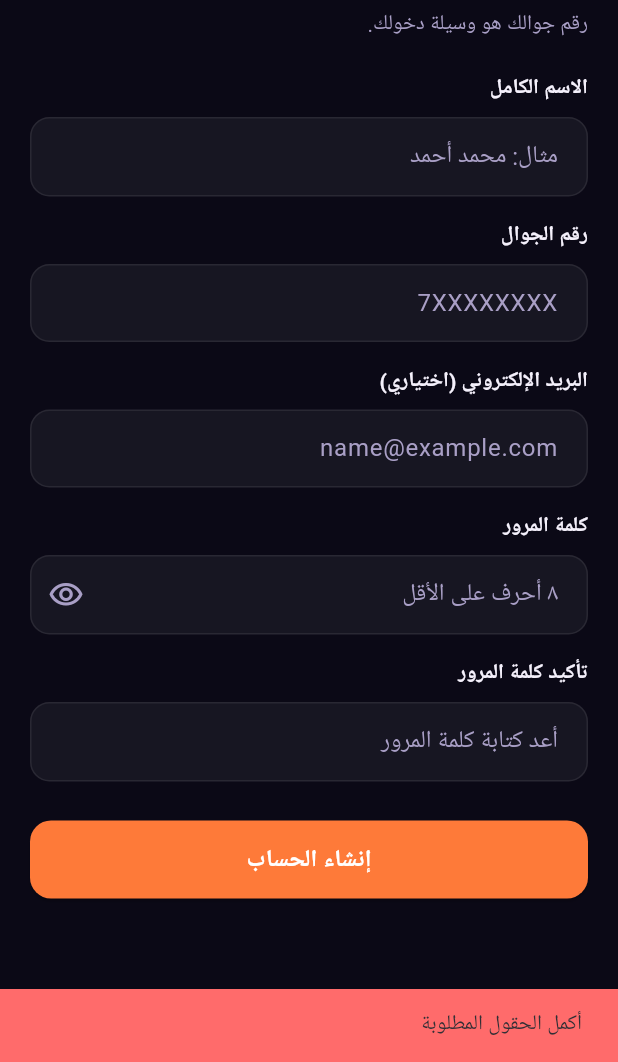
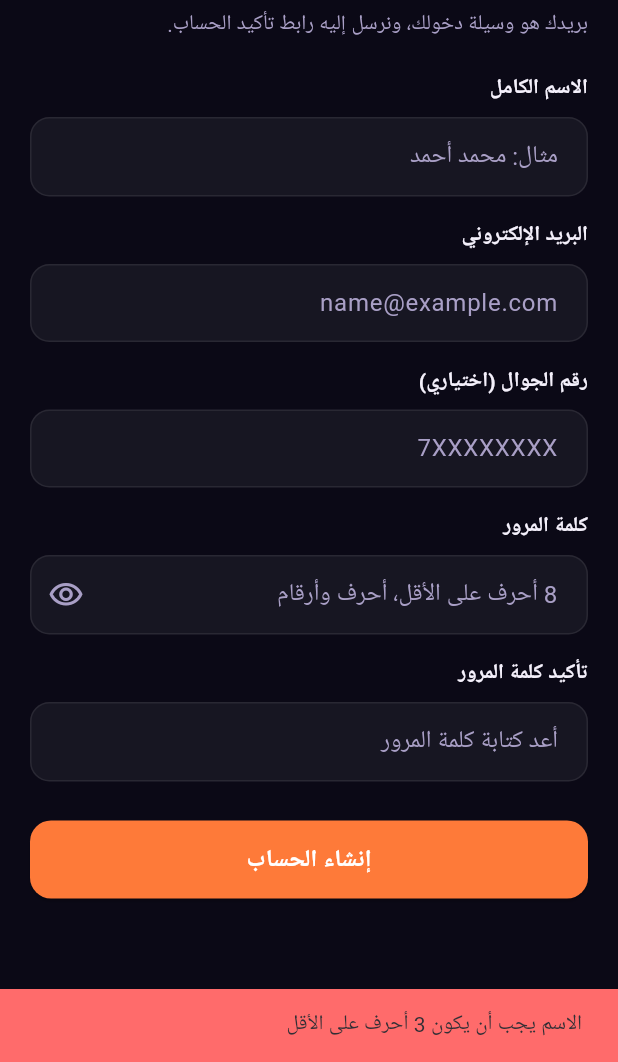
Before and after one commit to forjob12a-ai/yemen-top-app, a Flutter app: the RegisterScreen screen opened directly, after a tap on "إنشاء الحساب", on a phone screen of 412 x 824 dp, the part 174-1236 px from its top. Run offline on Flutter 3.47's test engine with Material 3 defaults, Android fonts, the phone set to English and light mode, and no system bars; our stand-ins replace cached_network_image, google_fonts, lottie, shared_preferences; accounts and stored records are empty; network calls fail; Roboto replaces fonts that are missing (Cairo, Tajawal).

Commit message:
التطبيق — الخطوة 1: التسجيل بالبريد مثل الموقع، والدخول بالبريد أو الجوال
بطلب علوش 2026-11-17 («ابد الخطوه 1»). عنوان الـ API في الإعدادات هو https://yemen-top.com/api.

- التسجيل: البريد مطلوب، والجوال اختياري ويُرسل فقط إن كُتب (كما يطلبه الخادم منذ الآن).
- شاشة التسجيل تطبّق قواعد الخادم قبل الإرسال: الاسم 3 أحرف فأكثر، بريد صالح، جوال يمني 9 أرقام يبدأ بـ 7 إن كُتب، كلمة مرور 8 أحرف فأكثر، وتأكيد مطابق.
- بعد التسجيل إن أُرسل رابط التأكيد تظهر رسالة توضح أنه مطلوب قبل الشراء.
- الدخول: حقل واحد للبريد أو الجوال، ويُرسل بمفتاح login كما يقبله الخادم.

ما يجب أن تختبره على Galaxy Note 9:
- سجّل حساباً جديداً ببريد حقيقي بلا جوال: يصل رابط التأكيد إلى البريد، وتظهر رسالة التأكيد.
- سجّل حساباً ببريد وجوال: يُقبل.
- ادخل بالبريد، ثم بالجوال، بكلمة المرور نفسها.
- جرّب بريداً خاطئاً أو جوالاً لا يبدأ بـ 7: تظهر رسالة التحقق قبل الإرسال.

Co-Authored-By: Claude Haiku 5.5 <noreply@anthropic.com>
Claude-Session: https://claude.ai/code/session_01HyTvd6EMCMcrh3VG7kdaa6

```diff
--- a/yemen-top-flutter/lib/screens/auth/login_screen.dart
+++ b/yemen-top-flutter/lib/screens/auth/login_screen.dart
@@ -26,7 +26,7 @@ class _LoginScreenState extends State<LoginScreen> {
 
   Future<void> _submit() async {
     if (_phone.text.trim().isEmpty || _password.text.isEmpty) {
-      _snack('أدخل رقم الجوال وكلمة المرور');
+      _snack('أدخل بريدك أو رقم جوالك وكلمة المرور');
       return;
     }
     setState(() => _loading = true);
@@ -57,17 +57,17 @@ class _LoginScreenState extends State<LoginScreen> {
             const SizedBox(height: 10),
             Text('أهلاً بعودتك 👋', style: AppTheme.display.copyWith(fontSize: 24)),
             const SizedBox(height: 6),
-            Text('أدخل رقم جوالك وكلمة المرور للمتابعة.',
+            Text('أدخل بريدك أو رقم جوالك وكلمة المرور للمتابعة.',
                 style: TextStyle(color: AppColors.muted)),
             const SizedBox(height: 26),
-            const Text('رقم الجوال', style: TextStyle(fontWeight: FontWeight.w700)),
+            const Text('البريد أو رقم الجوال', style: TextStyle(fontWeight: FontWeight.w700)),
             const SizedBox(height: 8),
             TextField(
               controller: _phone,
-              keyboardType: TextInputType.phone,
+              keyboardType: TextInputType.text,
               decoration: InputDecoration(
-                hintText: '7XXXXXXXX',
-                prefixIcon: Icon(Icons.phone_outlined, color: AppColors.muted),
+                hintText: 'name@example.com أو 7XXXXXXXX',
+                prefixIcon: Icon(Icons.person_outline, color: AppColors.muted),
               ),
             ),
             const SizedBox(height: 16),
--- a/yemen-top-flutter/lib/screens/auth/register_screen.dart
+++ b/yemen-top-flutter/lib/screens/auth/register_screen.dart
@@ -12,8 +12,8 @@ class RegisterScreen extends StatefulWidget {
 
 class _RegisterScreenState extends State<RegisterScreen> {
   final _name = TextEditingController();
+  final _email = TextEditingController();
   final _phone = TextEditingController();
-  final _email = TextEditingController();
   final _password = TextEditingController();
   final _confirm = TextEditingController();
   bool _loading = false;
@@ -21,29 +21,50 @@ class _RegisterScreenState extends State<RegisterScreen> {
 
   @override
   void dispose() {
-    _name.dispose(); _phone.dispose(); _email.dispose();
-    _password.dispose(); _confirm.dispose();
+    _name.dispose();
+    _email.dispose();
+    _phone.dispose();
+    _password.dispose();
+    _confirm.dispose();
     super.dispose();
   }
 
+  /// نفس قواعد الخادم (RegisterRequest): الاسم 3 أحرف فأكثر، والبريد مطلوب وصالح،
+  /// والجوال اختياري بصيغة يمنية، وكلمة المرور 8 أحرف فأكثر، والتأكيد مطابق
+  String? _validate() {
+    final name = _name.text.trim();
+    final email = _email.text.trim();
+    final phone = _phone.text.trim();
+    if (name.length < 3) return 'الاسم يجب أن يكون 3 أحرف على الأقل';
+    if (!RegExp(r'^[^@\s]+@[^@\s]+\.[^@\s]+$').hasMatch(email)) return 'أدخل بريداً إلكترونياً صحيحاً';
+    if (phone.isNotEmpty && !RegExp(r'^7[01378][0-9]{7}$').hasMatch(phone)) {
+      return 'رقم الجوال 9 أرقام يمنية تبدأ بـ 7';
+    }
+    if (_password.text.length < 8) return 'كلمة المرور 8 أحرف على الأقل';
+    if (_password.text != _confirm.text) return 'تأكيد كلمة المرور غير مطابق';
+    return null;
+  }
+
   Future<void> _submit() async {
-    if (_name.text.trim().isEmpty || _phone.text.trim().isEmpty || _password.text.isEmpty) {
-      _snack('أكمل الحقول المطلوبة');
-      return;
-    }
-    if (_password.text != _confirm.text) {
-      _snack('تأكيد كلمة المرور غير مطابق');
+    final problem = _validate();
+    if (problem != null) {
+      _snack(problem);
       return;
     }
     setState(() => _loading = true);
     try {
-      await context.read<AuthProvider>().register(
+      final sent = await context.read<AuthProvider>().register(
             name: _name.text.trim(),
+            email: _email.text.trim(),
             phone: _phone.text.trim(),
-            email: _email.text.trim(),
             password: _password.text,
             passwordConfirmation: _confirm.text,
           );
+      if (sent && mounted) {
+        ScaffoldMessenger.of(context).showSnackBar(const SnackBar(
+          content: Text('تم إنشاء الحساب. أرسلنا رابط التأكيد إلى بريدك، وهو مطلوب قبل الشراء.'),
+        ));
+      }
       if (mounted) Navigator.pop(context, true);
     } on ApiException catch (e) {
       _snack(e.firstError);
@@ -87,24 +108,31 @@ class _RegisterScreenState extends State<RegisterScreen> {
             const SizedBox(height: 6),
             Text('انضم إلى يمن توب', style: AppTheme.display.copyWith(fontSize: 23)),
             const SizedBox(height: 6),
-            Text('رقم جوالك هو وسيلة دخولك.', style: TextStyle(color: AppColors.muted)),
+            Text('بريدك هو وسيلة دخولك، ونرسل إليه رابط تأكيد الحساب.',
+                style: TextStyle(color: AppColors.muted)),
             const SizedBox(height: 22),
             _field('الاسم الكامل', _name, hint: 'مثال: محمد أحمد'),
-            _field('رقم الجوال', _phone, hint: '7XXXXXXXX', type: TextInputType.phone),
-            _field('البريد الإلكتروني (اختياري)', _email, hint: 'name@example.com', type: TextInputType.emailAddress),
+            _field('البريد الإلكتروني', _email,
+                hint: 'name@example.com', type: TextInputType.emailAddress),
+            _field('رقم الجوال (اختياري)', _phone,
+                hint: '7XXXXXXXX', type: TextInputType.phone),
             _field('كلمة المرور', _password,
-                hint: '٨ أحرف على الأقل',
+                hint: '8 أحرف على الأقل، أحرف وأرقام',
                 obscure: _obscure,
                 suffix: IconButton(
-                  icon: Icon(_obscure ? Icons.visibility_outlined : Icons.visibility_off_outlined, color: AppColors.muted),
+                  icon: Icon(_obscure ? Icons.visibility_outlined : Icons.visibility_off_outlined,
+                      color: AppColors.muted),
                   onPressed: () => setState(() => _obscure = !_obscure),
                 )),
-            _field('تأكيد كلمة المرور', _confirm, hint: 'أعد كتابة كلمة المرور', obscure: _obscure),
+            _field('تأكيد كلمة المرور', _confirm,
+                hint: 'أعد كتابة كلمة المرور', obscure: _obscure),
             const SizedBox(height: 10),
             ElevatedButton(
               onPressed: _loading ? null : _submit,
               child: _loading
-                  ? const SizedBox(width: 22, height: 22, child: CircularProgressIndicator(color: Colors.white, strokeWidth: 2))
+                  ? const SizedBox(
+                      width: 22, height: 22,
+                      child: CircularProgressIndicator(color: Colors.white, strokeWidth: 2))
                   : const Text('إنشاء الحساب'),
             ),
           ],
```
Also changed, not shown: yemen-top-flutter/lib/providers/auth_provider.dart (+11 -8 lines), yemen-top-flutter/lib/services/auth_service.dart (+20 -8 lines).
